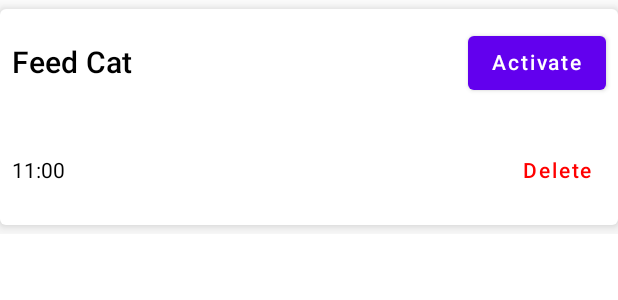
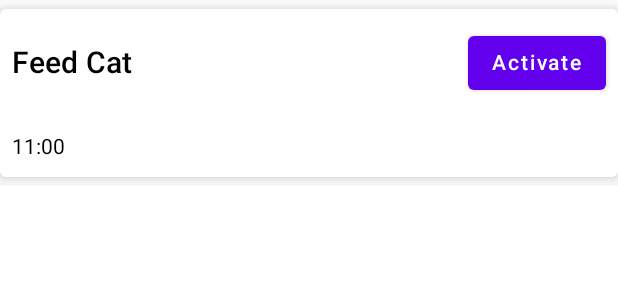
Before and after one commit to r4dhiDj/COMP90018-selfcare-app, an Android app built with Jetpack Compose: the @Preview function ReminderPreview, on a phone screen of 412 x 824 dp. Shown: the top 300 px of the screen. Run offline under Robolectric (Android 15) with nearby library versions, the light colour scheme and no system bars; our stand-ins replace Room's generated code.

Commit message:
Auto stash before merge of "reminders" and "origin/reminders"
Updated DELETE, UNDO

```diff
--- a/app/src/main/java/com/example/selfcare/presentation/reminders/ReminderCard.kt
+++ b/app/src/main/java/com/example/selfcare/presentation/reminders/ReminderCard.kt
@@ -57,15 +57,15 @@ fun ReminderCard (
                 Text(
                     text = reminder.time, // frequency + time
                 )
-                TextButton(onClick = { /*TODO*/ },
-                    modifier = Modifier
-                        .wrapContentWidth(Alignment.End),
-                    colors = ButtonDefaults.textButtonColors(
-                        contentColor = Color(0xffff0000)
-
-                    )) {
-                    Text("Delete")
-                }
+//                TextButton(onClick = { /*TODO*/ },
+//                    modifier = Modifier
+//                        .wrapContentWidth(Alignment.End),
+//                    colors = ButtonDefaults.textButtonColors(
+//                        contentColor = Color(0xffff0000)
+//
+//                    )) {
+//                    Text("Delete")
+//                }
             }
         }
     }
--- a/app/src/main/java/com/example/selfcare/presentation/reminders/destinations/ReminderComposable.kt
+++ b/app/src/main/java/com/example/selfcare/presentation/reminders/destinations/ReminderComposable.kt
@@ -32,7 +32,9 @@ fun NavGraphBuilder.reminderComposable(
         val selectedReminder by reminderViewModel.selectedReminder.collectAsState()
 
         LaunchedEffect(key1 = selectedReminder) {
-            reminderViewModel.updateReminderFields(reminder = selectedReminder)
+            if (selectedReminder != null || reminderId == -1 ) {
+                reminderViewModel.updateReminderFields(reminder = selectedReminder)
+            }
         }
 
         CreateReminderScreen(
```
Also changed, not shown: app/src/main/java/com/example/selfcare/presentation/reminders/ReminderScreen.kt (+26 -1 lines), app/src/main/java/com/example/selfcare/viewmodels/ReminderViewModel.kt (+3 -28 lines).
